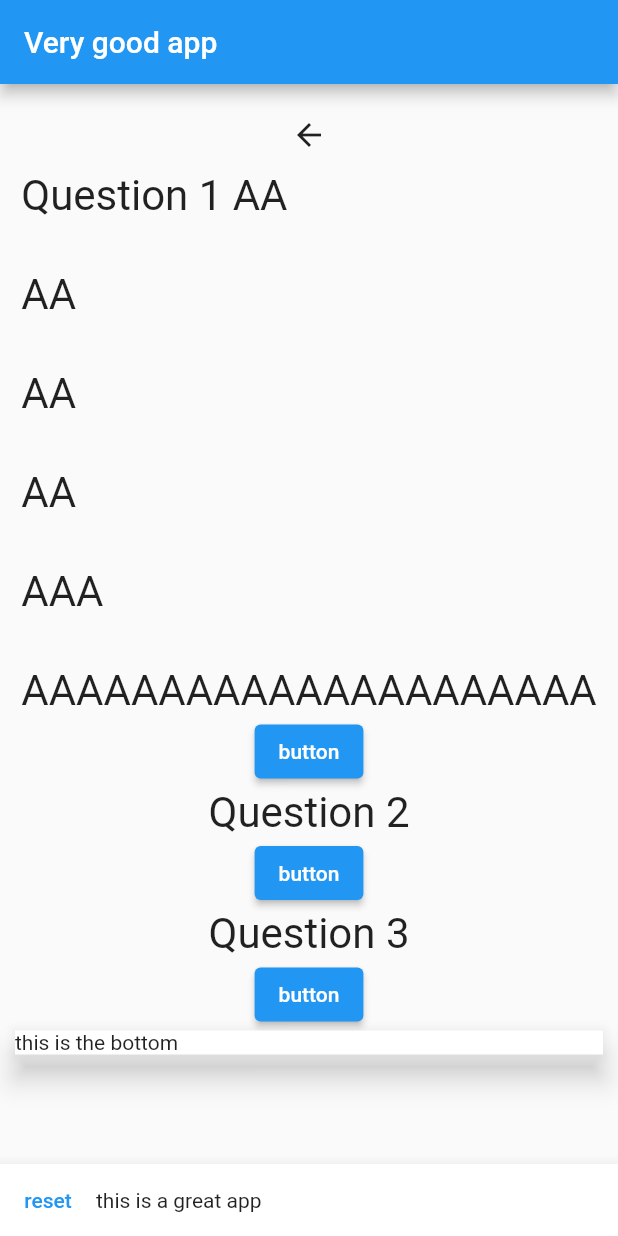
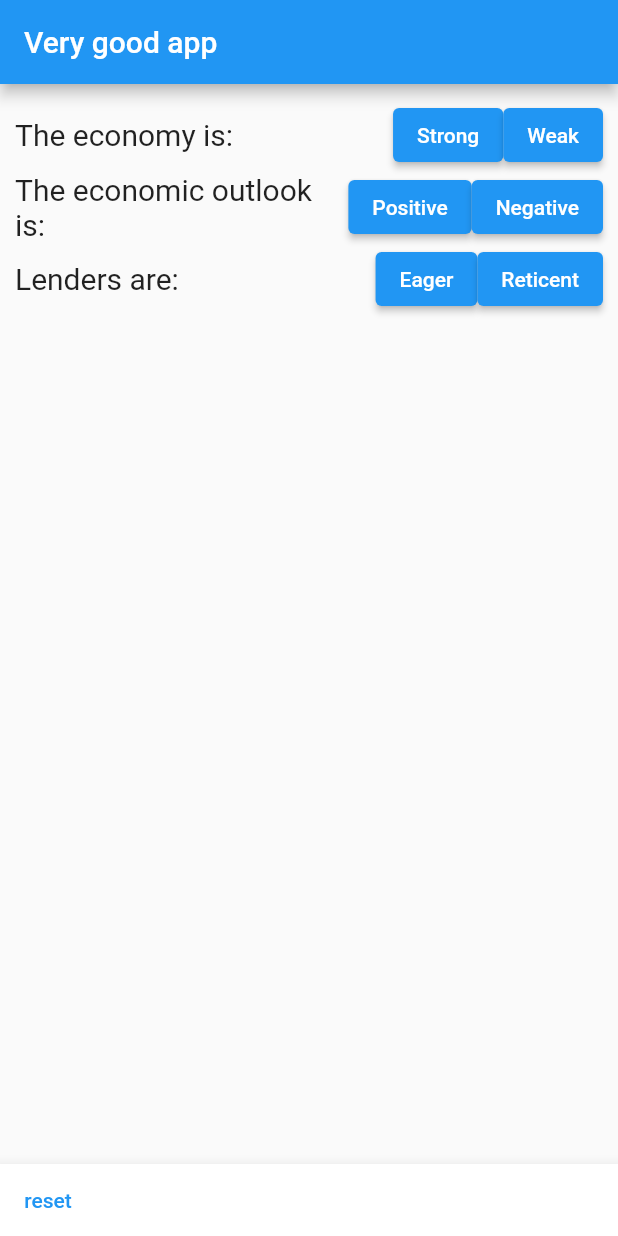
Before and after one commit to ValueTeddy/flutter_project1, a Flutter app: the screen it shows after launch, on a phone screen of 412 x 824 dp. Run offline on Flutter 3.47's test engine with Material 2 defaults, Android fonts, the phone set to English and light mode, and no system bars.

Commit message:
good message

```diff
--- a/lib/answer.dart
+++ /dev/null
@@ -1,20 +0,0 @@
-import 'package:flutter/material.dart';
-
-class Answer extends StatelessWidget {
-  final buttonHandler;
-  final String answerText;
-
-  Answer(this.buttonHandler, this.answerText);
-
-  @override
-  Widget build(BuildContext context) {
-    return Container(
-      child: ElevatedButton(
-        style: ButtonStyle(
-            backgroundColor: MaterialStateProperty.all<Color>(Colors.green)),
-        onPressed: buttonHandler,
-        child: Text(answerText),
-      ),
-    );
-  }
-}
--- a/lib/main.dart
+++ b/lib/main.dart
@@ -14,26 +14,27 @@ class MyApp extends StatefulWidget {
 class _MyAppState extends State<MyApp> {
   final _questions = [
     {
-      'questionText':
-          'Question 1 AA\n\n\AA\n\n\AA\n\n\AA\n\n\AAA\n\n\AAAAAAAAAAAAAAAAAAAAA',
-      'answers': ['abc', '123', 'wow!'],
+      'q': 'The economy is: ',
+      'ans1': 'Strong',
+      'ans2': 'Weak',
     },
     {
-      'questionText': 'Question 2',
-      'answers': ['abc', '123', 'yikes!'],
+      'q': 'The economic outlook is: ',
+      'ans1': 'Positive',
+      'ans2': 'Negative',
     },
     {
-      'questionText': 'Question 3',
-      'answers': ['abc', '123', 'hey!'],
+      'q': 'Lenders are:  ',
+      'ans1': 'Eager',
+      'ans2': 'Reticent',
     },
   ];
-
+  double _fontsize = 20;
   var _questionIndex = 0;
 
   void _answerQuestion() {
-    setState(() {
-      _questionIndex += 1;
-    });
+    setState(() =>_questionIndex += 1);
+    //String ans =
   }
 
   int getQuestionIndex() {
@@ -46,37 +47,105 @@ class _MyAppState extends State<MyApp> {
     });
   }
 
-  Widget quiz(BuildContext context) {
-    return ListView(
-      shrinkWrap: true,
+  Widget q0(BuildContext context) {
+    return Row(
+      mainAxisAlignment: MainAxisAlignment.spaceBetween,
       children: [
-        Container(
+        Expanded(
           child: Column(
+            crossAxisAlignment: CrossAxisAlignment.start,
             children: [
-              Text(_questions[0]['questionText'].toString(),
-                  style: TextStyle(fontSize: 28)),
-              ElevatedButton(onPressed: _answerQuestion, child: Text('button')),
+              Text(_questions[0]['q'].toString(),
+                  style: TextStyle(fontSize: _fontsize)),
             ],
           ),
         ),
-        Container(
+        Column(
+          children: [
+            Row(mainAxisAlignment: MainAxisAlignment.spaceAround, children: [
+              ElevatedButton(
+                onPressed: _answerQuestion,
+                child: Text(_questions[0]['ans1'].toString()),
+              ),
+              ElevatedButton(
+                onPressed: _answerQuestion,
+                child: Text(_questions[0]['ans2'].toString()),
+              ),
+            ]),
+          ],
+        ),
+      ],
+    );
+  }
+
+  Widget q1(BuildContext context) {
+    return Row(
+      mainAxisAlignment: MainAxisAlignment.spaceBetween,
+      children: [
+        Expanded(
           child: Column(
+            crossAxisAlignment: CrossAxisAlignment.start,
             children: [
-              Text(_questions[1]['questionText'].toString(),
-                  style: TextStyle(fontSize: 28)),
-              ElevatedButton(onPressed: _answerQuestion, child: Text('button')),
+              Text(_questions[1]['q'].toString(),
+                  style: TextStyle(fontSize: _fontsize)),
             ],
           ),
         ),
-        Container(
+        Column(
+          children: [
+            Row(mainAxisAlignment: MainAxisAlignment.spaceAround, children: [
+              ElevatedButton(
+                onPressed: _answerQuestion,
+                child: Text(_questions[1]['ans1'].toString()),
+              ),
+              ElevatedButton(
+                onPressed: _answerQuestion,
+                child: Text(_questions[1]['ans2'].toString()),
+              ),
+            ]),
+          ],
+        ),
+      ],
+    );
+  }
+
+  Widget q2(BuildContext context) {
+    return Row(
+      mainAxisAlignment: MainAxisAlignment.spaceBetween,
+      children: [
+        Expanded(
           child: Column(
+            crossAxisAlignment: CrossAxisAlignment.start,
             children: [
-              Text(_questions[2]['questionText'].toString(),
-                  style: TextStyle(fontSize: 28)),
-              ElevatedButton(onPressed: _answerQuestion, child: Text('button')),
+              Text(_questions[2]['q'].toString(),
+                  style: TextStyle(fontSize: _fontsize)),
             ],
           ),
         ),
+        Column(
+          children: [
+            Row(mainAxisAlignment: MainAxisAlignment.spaceAround, children: [
+              ElevatedButton(
+                onPressed: _answerQuestion,
+                child: Text(_questions[2]['ans1'].toString()),
+              ),
+              ElevatedButton(
+                onPressed: _answerQuestion,
+                child: Text(_questions[2]['ans2'].toString()),
+              ),
+            ]),
+          ],
+        ),
+      ],
+    );
+  }
+
+  Widget quiz(BuildContext context) {
+    return Column(
+      children: [
+        q0(context),
+        q1(context),
+        q2(context),
       ],
     );
   }
@@ -92,25 +161,18 @@ class _MyAppState extends State<MyApp> {
           body: ListView(
             padding: const EdgeInsets.all(10),
             children: [
-              BackButton(
-                onPressed: null,
-              ),
               _questionIndex < _questions.length
                   ? Column(
                       //quiz
                       children: [quiz(context)],
                     )
                   : Result(), // end page
-              BottomAppBar(
-                child: Text("this is the bottom"),
-              )
             ],
           ),
           bottomNavigationBar: BottomAppBar(
             child: OverflowBar(
               children: [
                 TextButton(onPressed: _reset, child: const Text("reset")),
-                const Text("this is a great app"),
               ],
             ),
           ),
```
